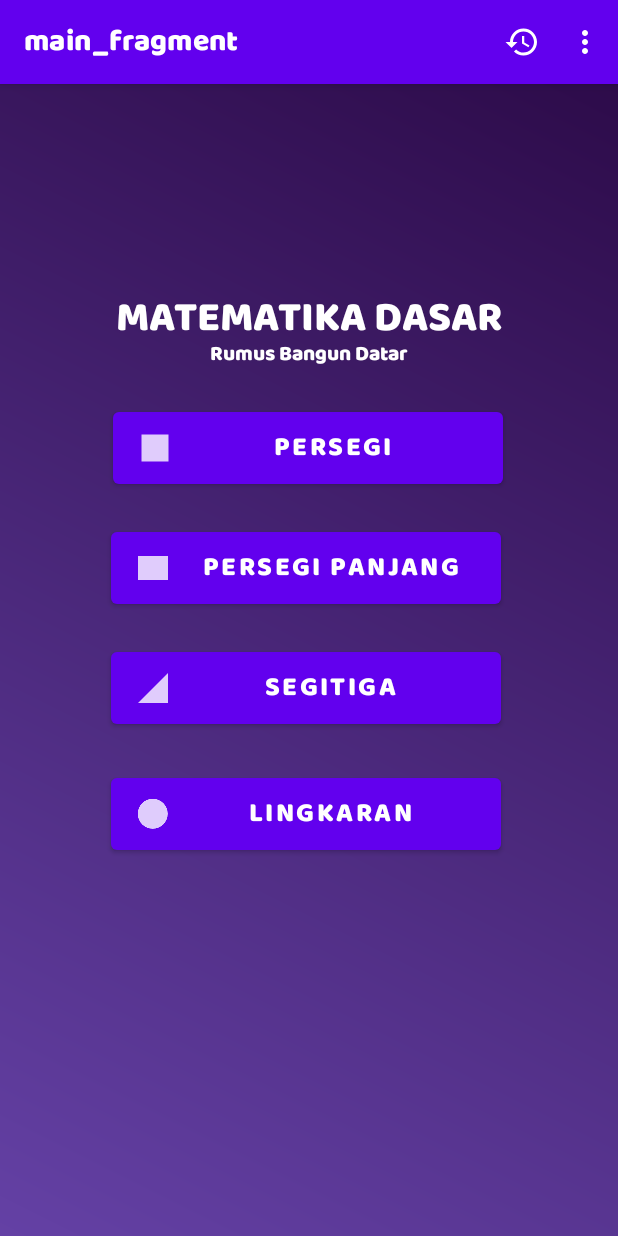
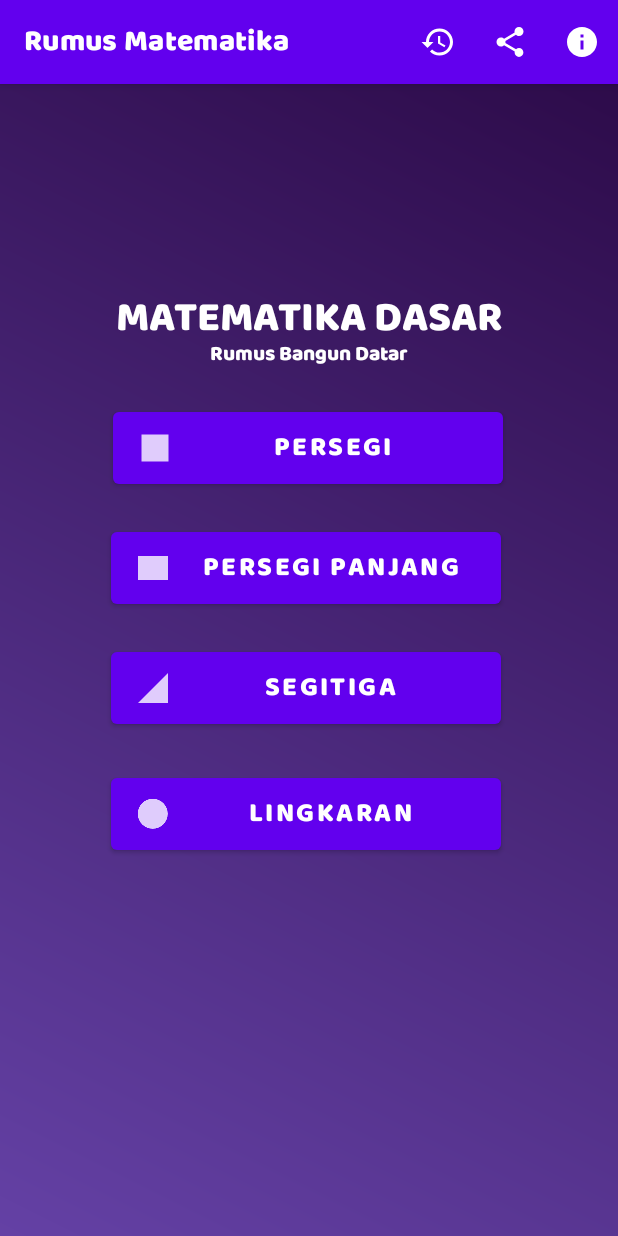
Before and after one commit to dzakwandhiya/AssessmenMopro, an Android app: the screen it shows after launch (MainActivity), on a phone screen of 412 x 824 dp. Run offline under Robolectric (Android 15) with nearby library versions, the phone set to English and light mode, and no system bars; our stand-ins replace navigation-ui; Roboto replaces fonts that are not available here.

Commit message:
(Assessment 2) - Database & Intent - Hapus, Konfirmasi Hapus Data, dan Bagikan

```diff
--- a/app/src/main/java/com/mopro/rumusdasarmatermatika/db/HasilDao.kt
+++ b/app/src/main/java/com/mopro/rumusdasarmatermatika/db/HasilDao.kt
@@ -11,7 +11,6 @@
     fun insert(hasil: HasilEntity)
     @Query("SELECT * FROM hasil ORDER BY id DESC")
     fun getLastHasil(): LiveData<List<HasilEntity>>
-
     @Query("DELETE FROM hasil")
     fun clearData()
 }
--- a/app/src/main/java/com/mopro/rumusdasarmatermatika/model/BangunPersegiPanjang.kt
+++ b/app/src/main/java/com/mopro/rumusdasarmatermatika/model/BangunPersegiPanjang.kt
@@ -1,5 +1,4 @@
 package com.mopro.rumusdasarmatermatika.model
-
 
 data class BangunPersegiPanjang(
     val panjang: Long,
--- /dev/null
+++ b/app/src/main/res/drawable/bagikan_ic.xml
@@ -0,0 +1,5 @@
+<vector android:height="24dp" android:tint="@color/black"
+    android:viewportHeight="24" android:viewportWidth="24"
+    android:width="24dp" xmlns:android="http://schemas.android.com/apk/res/android">
+    <path android:fillColor="@android:color/white" android:pathData="M20,2H4.01c-1.1,0 -2,0.9 -2,2L2,22l4,-4h14c1.1,0 2,-0.9 2,-2V4C22,2.9 21.1,2 20,2zM12,6c1.1,0 2,0.9 2,2s-0.9,2 -2,2s-2,-0.9 -2,-2S10.9,6 12,6zM16,14H8v-0.57c0,-0.81 0.48,-1.53 1.22,-1.85C10.07,11.21 11.01,11 12,11c0.99,0 1.93,0.21 2.78,0.58C15.52,11.9 16,12.62 16,13.43V14z"/>
+</vector>
--- /dev/null
+++ b/app/src/main/res/drawable/baseline_delete_24.xml
@@ -0,0 +1,5 @@
+<vector android:height="24dp" android:tint="#FFFFFF"
+    android:viewportHeight="24" android:viewportWidth="24"
+    android:width="24dp" xmlns:android="http://schemas.android.com/apk/res/android">
+    <path android:fillColor="@android:color/white" android:pathData="M6,19c0,1.1 0.9,2 2,2h8c1.1,0 2,-0.9 2,-2V7H6v12zM19,4h-3.5l-1,-1h-5l-1,1H5v2h14V4z"/>
+</vector>
--- /dev/null
+++ b/app/src/main/res/drawable/info.xml
@@ -0,0 +1,5 @@
+<vector android:height="24dp" android:tint="#FFFFFF"
+    android:viewportHeight="24" android:viewportWidth="24"
+    android:width="24dp" xmlns:android="http://schemas.android.com/apk/res/android">
+    <path android:fillColor="@android:color/white" android:pathData="M12,2C6.48,2 2,6.48 2,12s4.48,10 10,10 10,-4.48 10,-10S17.52,2 12,2zM13,17h-2v-6h2v6zM13,9h-2L11,7h2v2z"/>
+</vector>
--- /dev/null
+++ b/app/src/main/res/drawable/share.xml
@@ -0,0 +1,5 @@
+<vector android:height="24dp" android:tint="#FFFFFF"
+    android:viewportHeight="24" android:viewportWidth="24"
+    android:width="24dp" xmlns:android="http://schemas.android.com/apk/res/android">
+    <path android:fillColor="@android:color/white" android:pathData="M18,16.08c-0.76,0 -1.44,0.3 -1.96,0.77L8.91,12.7c0.05,-0.23 0.09,-0.46 0.09,-0.7s-0.04,-0.47 -0.09,-0.7l7.05,-4.11c0.54,0.5 1.25,0.81 2.04,0.81 1.66,0 3,-1.34 3,-3s-1.34,-3 -3,-3 -3,1.34 -3,3c0,0.24 0.04,0.47 0.09,0.7L8.04,9.81C7.5,9.31 6.79,9 6,9c-1.66,0 -3,1.34 -3,3s1.34,3 3,3c0.79,0 1.5,-0.31 2.04,-0.81l7.12,4.16c-0.05,0.21 -0.08,0.43 -0.08,0.65 0,1.61 1.31,2.92 2.92,2.92 1.61,0 2.92,-1.31 2.92,-2.92s-1.31,-2.92 -2.92,-2.92z"/>
+</vector>
--- a/app/src/main/res/menu/option_menu.xml
+++ b/app/src/main/res/menu/option_menu.xml
@@ -5,9 +5,17 @@
         android:icon="@drawable/history_vector"
         android:title="@string/histori"
         app:showAsAction="ifRoom" />
+    <item
+        android:id="@+id/bagikan"
+        android:title="@string/histori"
+        android:icon="@drawable/share"
+        app:showAsAction="ifRoom" />
 
     <item
         android:id="@+id/menu_about"
         android:title="@string/about"
-        app:showAsAction="never" />
+        android:icon="@drawable/info"
+        app:showAsAction="ifRoom"/>
+
+
 </menu>
--- a/app/src/main/res/values-night/themes.xml
+++ b/app/src/main/res/values-night/themes.xml
@@ -15,5 +15,6 @@
         <item name="android:windowBackground">@color/grey</item>
         <item name="android:textColor">@color/white</item>
         <item name="fontFamily">@font/baloo_paaji</item>
+
     </style>
 </resources>
--- a/app/src/main/res/values/strings.xml
+++ b/app/src/main/res/values/strings.xml
@@ -27,12 +27,18 @@
     <string name="alas_invalid">Alas harus diisi!</string>
     <string name="tinggi_invalid">Tinggi harus diisi!</string>
     <string name="jari_invalid">Jari-jari harus diisi!</string>
-    <string name="about">Tentan Aplikasi</string>
+    <string name="about">Tentang Aplikasi</string>
+    <string name="bagikan">Bagikan Referensi</string>
     <string name="copyright">Matematika Dasar merupakan aplikasi edukasi untuk menghitung luas bangun datar.\n\nAplikasi ini dibuat untuk kelas
             Untuk memenuhi penilaian Assessment 2. Temukan kodenya di https://github.com/dzakwandhiya/AssessmenMopro\n\nCopyright © 2023 Dzakwan Dhiya Ulhaq.\nAll rights reserved.
     </string>
     <string name="tidak_ada_data">Tidak ada data</string>
     <string name="histori">Histori</string>
-    <string name="nama_bangun">Bangun :</string>
+    <string name="nama_bangun">Bangun : </string>
     <string name="hasil_rumus">Operasi : </string>
+    <string name="histori_hapus">hapus histori </string>
+    <string name="konfirmasi_hapus">Hapus semua histori?</string>
+    <string name="hapus">Hapus</string>
+    <string name="batal">Batal</string>
+    <string name="sharelink">Kunjungi github saya:\nhttps://github.com/dzakwandhiya</string>
 </resources>
--- a/app/src/main/res/values/themes.xml
+++ b/app/src/main/res/values/themes.xml
@@ -12,8 +12,11 @@
         <!-- Status bar color. -->
         <item name="android:statusBarColor">?attr/colorPrimaryVariant</item>
         <!-- Customize your theme here. -->
+        <item name="android:textColor">@color/white</item>
         <item name="android:windowBackground">@drawable/gradient1</item>
-        <item name="android:textColor">@color/white</item>
         <item name="fontFamily">@font/baloo_paaji</item>
+
+
     </style>
+
 </resources>
```
Also changed, not shown: app/src/main/java/com/mopro/rumusdasarmatermatika/ui/FragmentHistori.kt (+26 -3 lines), app/src/main/java/com/mopro/rumusdasarmatermatika/ui/MainFragment.kt (+16 -3 lines), app/src/main/res/menu/histori_menu.xml (added, +9 -0 lines), app/src/main/res/navigation/navigation.xml (+7 -7 lines).
